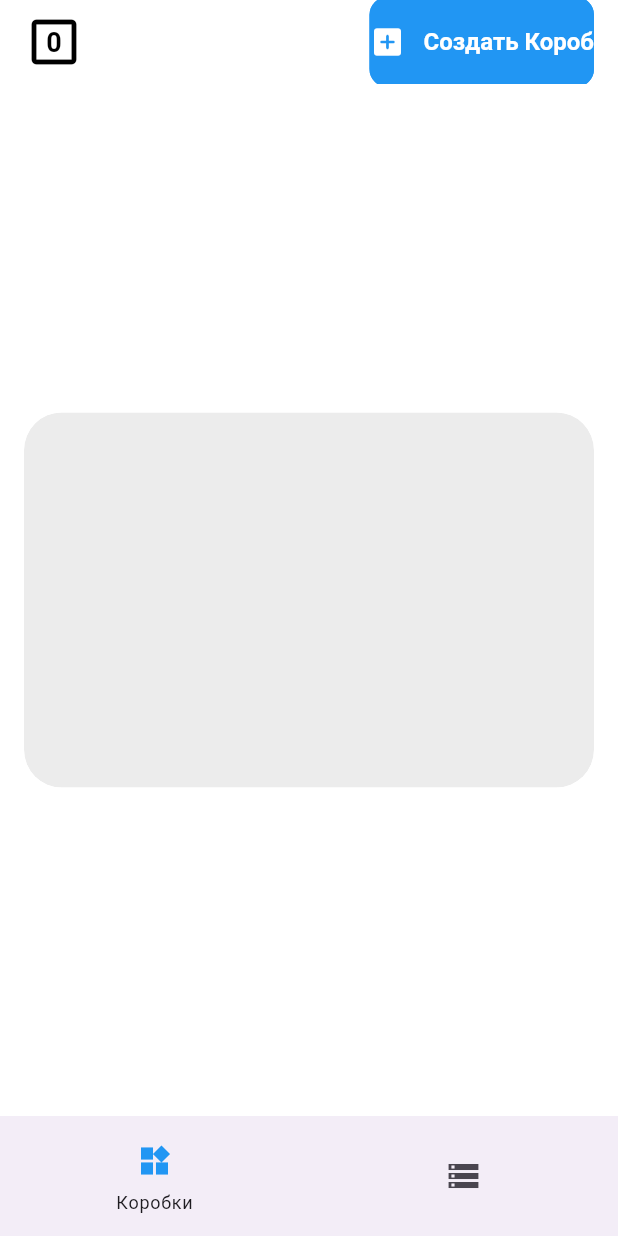
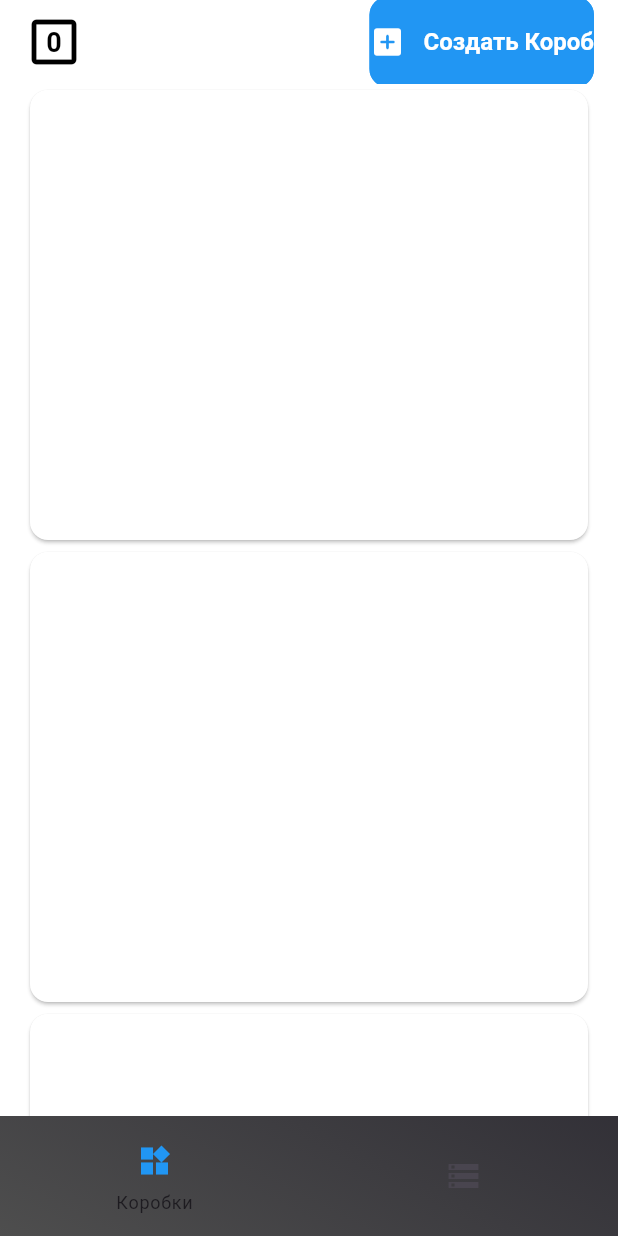
Before and after one commit to songhee24/wb_supplieses, a Flutter app: the screen it shows after launch, on a phone screen of 412 x 824 dp. Run offline on Flutter 3.47's test engine with Material 3 defaults, Android fonts, the phone set to English and light mode, and no system bars; our stand-ins replace bloc, equatable, flutter_bloc, go_router; Roboto replaces fonts that are missing (Poppins).

Commit message:
update theme and some code

```diff
--- a/lib/app/layout/layout_scaffold.dart
+++ b/lib/app/layout/layout_scaffold.dart
@@ -1,3 +1,5 @@
+import 'dart:ui';
+
 import 'package:flutter/material.dart';
 import 'package:go_router/go_router.dart';
 import 'package:wb_supplieses/app/router/bottom_destination.dart';
@@ -9,26 +11,35 @@ class LayoutScaffold extends StatelessWidget {
 
   @override
   Widget build(BuildContext context) {
-    LinearGradient _gradient = const LinearGradient(
-        colors: [Color(0xff5e4b98), Color(0xff33265a)],
-        begin: FractionalOffset(100.0, 0.1),
-        end: FractionalOffset(0.0, 0.5),
+    LinearGradient gradient = const LinearGradient(
+        colors: [Color(0xff4a4460), Color(0xff1c1925), Color(0xff4e4e4e)],
+        begin: Alignment.topRight,
+        end: Alignment.bottomLeft,
         tileMode: TileMode.clamp);
 
     return Scaffold(
-      extendBodyBehindAppBar: true,
-      body: Container(decoration: BoxDecoration(gradient: _gradient),child: navigationShell,),
+      extendBody: true,
+      backgroundColor: Colors.transparent,
+      body: Container(
+          decoration: BoxDecoration(gradient: gradient),
+          child: navigationShell),
       bottomNavigationBar: NavigationBar(
+          elevation: 0,
           selectedIndex: navigationShell.currentIndex,
           onDestinationSelected: navigationShell.goBranch,
+          backgroundColor: Colors.transparent,
           indicatorColor: Colors.transparent,
-          labelBehavior: NavigationDestinationLabelBehavior.onlyShowSelected,
+          labelBehavior:
+              NavigationDestinationLabelBehavior.onlyShowSelected,
           destinations: destinations
-              .map((destination) => NavigationDestination(
+              .map(
+                (destination) => NavigationDestination(
                   icon: Icon(destination.icon),
                   label: destination.label,
                   selectedIcon: Icon(destination.icon,
-                      color: Theme.of(context).primaryColor)))
+                      color: Theme.of(context).primaryColor),
+                ),
+              )
               .toList()),
     );
   }
--- a/lib/app/theme/app_theme.dart
+++ b/lib/app/theme/app_theme.dart
@@ -30,10 +30,11 @@ class TAppTheme {
     useMaterial3: true,
     fontFamily: 'Poppins',
     brightness: Brightness.dark,
-    primaryColor: Colors.blue,
+    primaryColor: Colors.lightBlue.shade200,
     textTheme: TTextTheme.darkTextTheme,
     chipTheme: TChipTheme.darkChipTheme,
-    scaffoldBackgroundColor: const Color(0xff211f3e),
+    // scaffoldBackgroundColor: const Color(0xff211f3e),
+    scaffoldBackgroundColor: Colors.transparent,
     appBarTheme: TAppBarTheme.darkAppBarTheme,
     checkboxTheme: TCheckboxTheme.darkCheckboxTheme,
     bottomSheetTheme: TBottomSheetTheme.darkBottomSheetTheme,
--- a/lib/app/theme/custom_themes/elevated_button_theme.dart
+++ b/lib/app/theme/custom_themes/elevated_button_theme.dart
@@ -21,10 +21,10 @@ class TElevatedButtonTheme {
       style: ElevatedButton.styleFrom(
           elevation: 0,
           foregroundColor: Colors.white,
-          backgroundColor: Colors.blue,
+          backgroundColor: Colors.white.withOpacity(0.2),
           disabledForegroundColor: Colors.grey,
-          disabledBackgroundColor: Colors.grey,
-          side: const BorderSide(color: Colors.blue),
+          disabledBackgroundColor: Colors.grey.withOpacity(0.2),
+          side: const BorderSide(color: Colors.white70),
           padding: const EdgeInsets.symmetric(vertical: 4, horizontal: 12),
           textStyle: const TextStyle(fontSize: 16, color: Colors.white, fontWeight: FontWeight.w500),
           shape: RoundedRectangleBorder(borderRadius: BorderRadius.circular(12))
--- a/lib/features/supplieses/bloc/supplies_bloc.dart
+++ b/lib/features/supplieses/bloc/supplies_bloc.dart
@@ -7,15 +7,15 @@ part 'supplies_state.dart';
 
 class SuppliesBloc extends Bloc<SuppliesEvent, SuppliesState> {
   SuppliesBloc() : super(const SuppliesState()) {
-    on<SuppliesAddNewEvent>(
+    on<SuppliesCreateNewEvent>(
      _onAddNewSupplies,
     );
   }
 
-  Future<void> _onAddNewSupplies(SuppliesAddNewEvent event, Emitter<SuppliesState> emit) async {
+  Future<void> _onAddNewSupplies(SuppliesCreateNewEvent event, Emitter<SuppliesState> emit) async {
     try {
       emit(const SuppliesState(suppliesStatus: SuppliesStatus.initial));
-      final newSupply = Supplies(id: event.id, suppliesCount: event.suppliesCount);
+      final newSupply = Supplies(id: event.id, boxCount: event.suppliesCount);
       final updatedSupplies = List<Supplies>.from(state.supplieses)..add(newSupply);
       emit(SuppliesState(supplieses: updatedSupplies, suppliesStatus: SuppliesStatus.success, createdAt: DateTime.now()));
     } catch(e) {
--- a/lib/features/supplieses/bloc/supplies_event.dart
+++ b/lib/features/supplieses/bloc/supplies_event.dart
@@ -5,11 +5,11 @@ sealed class SuppliesEvent extends Equatable {
   List<Object> get props => [];
 }
 
- final class SuppliesAddNewEvent extends SuppliesEvent {
+ final class SuppliesCreateNewEvent extends SuppliesEvent {
    final int id;
    final int suppliesCount;
 
-   SuppliesAddNewEvent({required this.id, required this.suppliesCount});
+   SuppliesCreateNewEvent({required this.id, required this.suppliesCount});
 
    @override
    List<Object> get props => [id, suppliesCount];
--- a/lib/features/supplieses/models/supplies.dart
+++ b/lib/features/supplieses/models/supplies.dart
@@ -1,6 +1,6 @@
 final class Supplies {
   final int id;
-  final int suppliesCount;
+  final int boxCount;
 
-  Supplies({required this.id, required this.suppliesCount});
+  Supplies({required this.id, required this.boxCount});
 }
--- a/lib/features/supplieses/view/supplieses_page.dart
+++ b/lib/features/supplieses/view/supplieses_page.dart
@@ -7,11 +7,10 @@ class SuppliesesPage extends StatelessWidget {
 
   @override
   Widget build(BuildContext context) {
-
     return SafeArea(
       child: Scaffold(
+        extendBody: true,
         appBar: AppBar(
-            automaticallyImplyLeading: true,
           title: Row(
             mainAxisAlignment: MainAxisAlignment.spaceBetween,
             children: [
@@ -42,12 +41,39 @@ class SuppliesesPage extends StatelessWidget {
                   ],
                 ),
               ),
-                ])),
+            ],
+          ),
+        ),
         body: const Padding(
           padding: EdgeInsets.symmetric(horizontal: 16),
-            child: Center(
-              child: SuppliesCard(id: 1),
-            )),
+          child: SingleChildScrollView(
+            child: Column(
+              children: [
+                Card(
+                  color: Colors.white,
+                  child: SizedBox(
+                    width: double.infinity,
+                    height: 300,
+                  ),
+                ),
+                Card(
+                  color: Colors.white,
+                  child: SizedBox(
+                    width: double.infinity,
+                    height: 300,
+                  ),
+                ),
+                Card(
+                  color: Colors.white,
+                  child: SizedBox(
+                    width: double.infinity,
+                    height: 300,
+                  ),
+                )
+              ],
+            ),
+          ),
+        ),
       ),
     );
   }
--- a/pubspec.yaml
+++ b/pubspec.yaml
@@ -41,6 +41,7 @@ dependencies:
   bloc: ^8.1.4
   equatable: ^2.0.5
   sqflite: ^2.4.0
+  cloud_firestore: ^5.4.5
 
 dev_dependencies:
   flutter_test:
```
Also changed, not shown: pubspec.lock, 3 other files. Lines whose indentation alone changed are shown as unchanged.
